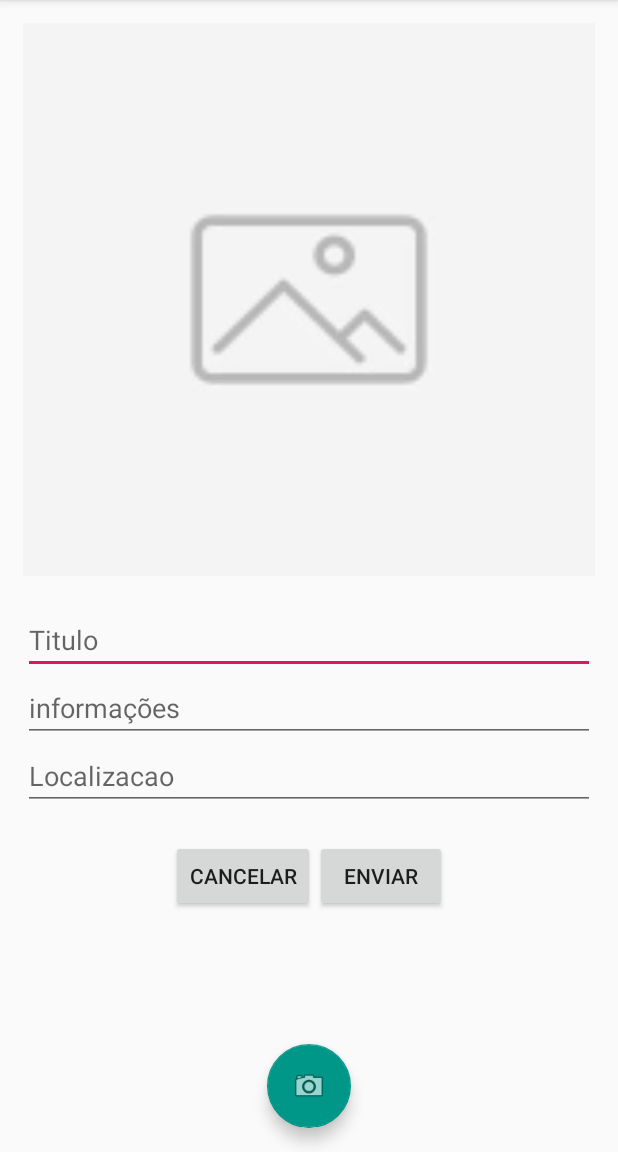
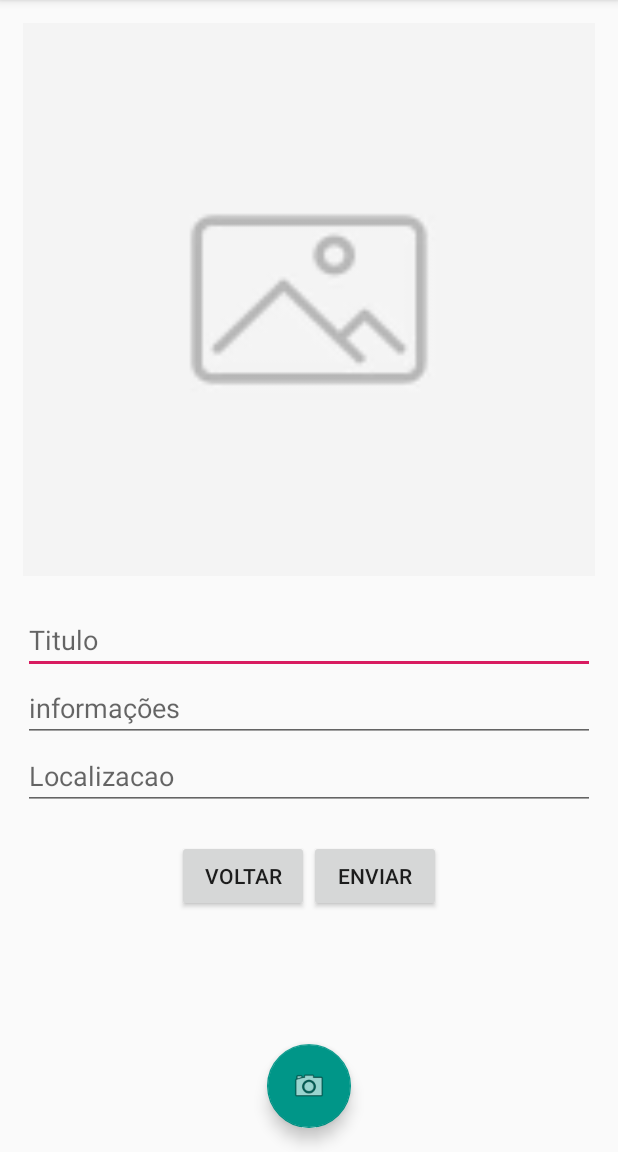
Before and after one commit to renathavictor/ProjetoPDM, an Android app: the MainActivity screen opened directly, with no data from a screen before it, on a phone screen of 412 x 824 dp, the part 84-1236 px from its top. Run offline under Robolectric (Android 15) with nearby library versions, the phone set to English and light mode, and no system bars.

Commit message:
travar tela add denuncia

```diff
--- a/app/src/main/AndroidManifest.xml
+++ b/app/src/main/AndroidManifest.xml
@@ -24,6 +24,8 @@
         <activity
             android:name=".MainActivity"
             android:label="@string/app_name"
+            android:screenOrientation="portrait"
+            android:configChanges="orientation"
             android:theme="@style/AppTheme.NoActionBar">
         </activity>
     </application>
--- a/app/src/main/java/com/example/projetopdm/DenunciaAdapter.kt
+++ b/app/src/main/java/com/example/projetopdm/DenunciaAdapter.kt
@@ -32,7 +32,7 @@ class DenunciaAdapter(var context: Context, var listDenuncias: ArrayList<Denunci
 
 
         if (position % 2 == 0) {
-            linha.setBackgroundColor(Color.rgb(0, 255, 255))
+            linha.setBackgroundColor(Color.rgb(230, 255, 243))
         } else {
             linha.setBackgroundColor(Color.WHITE)
         }
--- a/app/src/main/java/com/example/projetopdm/ListActivity.kt
+++ b/app/src/main/java/com/example/projetopdm/ListActivity.kt
@@ -28,6 +28,7 @@ class ListActivity : AppCompatActivity() {
         fabList.setOnClickListener{
             val it = Intent(this, MainActivity::class.java)
             startActivity(it)
+            finish()
         }
 
     }
--- a/app/src/main/java/com/example/projetopdm/MainActivity.kt
+++ b/app/src/main/java/com/example/projetopdm/MainActivity.kt
@@ -1,8 +1,11 @@
 package com.example.projetopdm
 
 import android.app.Activity
+import android.content.Context
 import android.content.Intent
 import android.graphics.Bitmap
+import android.hardware.Sensor
+import android.hardware.SensorManager
 import android.media.MicrophoneDirection
 import android.os.Bundle
 import android.os.Environment
@@ -29,7 +32,8 @@ class MainActivity : AppCompatActivity() {
     val FORMULARIO = 2
     private lateinit var dao: DenunciaDAO
     private lateinit var btEnviar: Button
-    private lateinit var btCancelar: Button
+    private lateinit var btVoltar: Button
+//    private lateinit var btCancelar: Button
     private lateinit var etTitulo: EditText
     private lateinit var etInfo: EditText
     private lateinit var etLocal: EditText
@@ -43,18 +47,24 @@ class MainActivity : AppCompatActivity() {
         this.dao = DenunciaDAO(this)
 
         this.btEnviar = findViewById(R.id.btMainEnviar)
-        this.btCancelar = findViewById(R.id.btMainCancelar)
+//        this.btCancelar = findViewById(R.id.btMainCancelar)
+        this.btVoltar = findViewById(R.id.btMainVoltar)
         this.etTitulo = findViewById(R.id.etMainTitulo)
         this.etInfo = findViewById(R.id.etMainInfo)
         this.etLocal = findViewById(R.id.etMainLocalizacao)
         this.ivCamera = findViewById(R.id.ivMainCamera)
 
         this.btEnviar.setOnClickListener{onClickEnviar(it)}
-        this.btCancelar.setOnClickListener{
-            this.etTitulo.text = null
-            this.etLocal.text = null
-            this.etInfo.text = null
-            this.ivCamera.setImageBitmap(null)
+//        this.btCancelar.setOnClickListener{
+//            this.etTitulo.text = null
+//            this.etLocal.text = null
+//            this.etInfo.text = null
+//            this.ivCamera.setImageBitmap(null)
+//        }
+        this.btVoltar.setOnClickListener{
+            val it = Intent(this, ListActivity::class.java)
+            startActivity(it)
+            finish()
         }
 
         fab.setOnClickListener {
--- a/app/src/main/res/layout/content_main.xml
+++ b/app/src/main/res/layout/content_main.xml
@@ -55,9 +55,14 @@
             android:layout_marginTop="20dp"
             android:layout_height="wrap_content">
 
+<!--            <Button-->
+<!--                android:id="@+id/btMainCancelar"-->
+<!--                android:text="cancelar"-->
+<!--                android:layout_width="wrap_content"-->
+<!--                android:layout_height="wrap_content"/>-->
             <Button
-                android:id="@+id/btMainCancelar"
-                android:text="cancelar"
+                android:id="@+id/btMainVoltar"
+                android:text="voltar"
                 android:layout_width="wrap_content"
                 android:layout_height="wrap_content"/>
 
```
